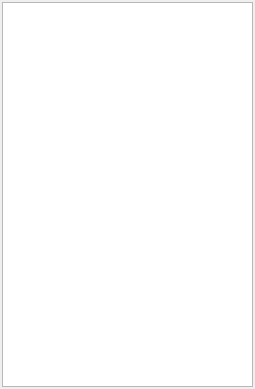
Before: the Qt Designer form src/editor/luadockwidget.ui in timbaker/scripted, drawn with Qt 5.
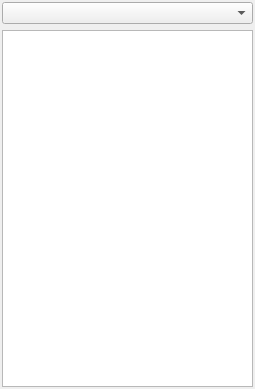
After: the same form once the commit is applied.

What changed in the file:
```diff
--- a/src/editor/luadockwidget.ui
+++ b/src/editor/luadockwidget.ui
@@ -28,7 +28,10 @@
      <number>2</number>
     </property>
     <item row="0" column="0">
-     <widget class="QListView" name="listView"/>
+     <widget class="QComboBox" name="dirComboBox"/>
+    </item>
+    <item row="1" column="0">
+     <widget class="QTreeView" name="treeView"/>
     </item>
    </layout>
   </widget>
```
